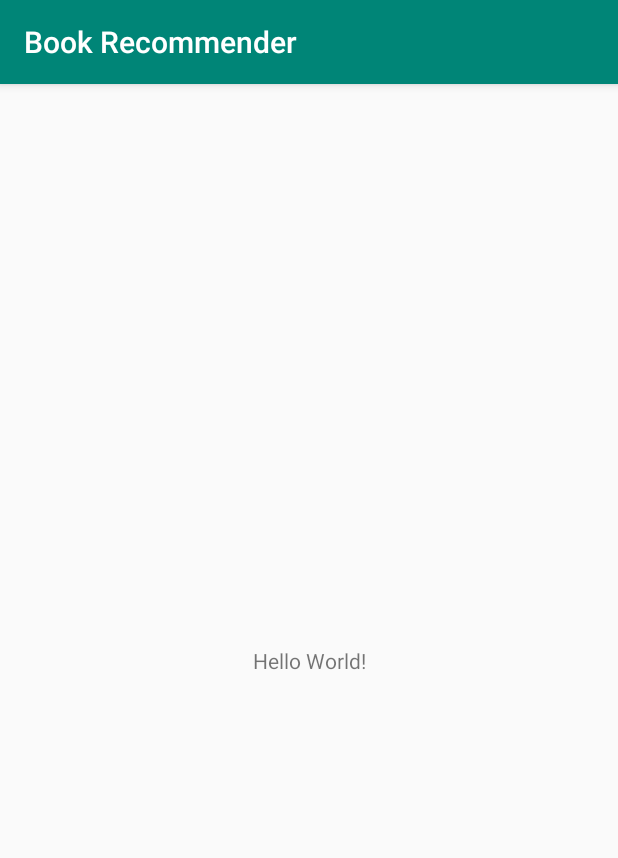
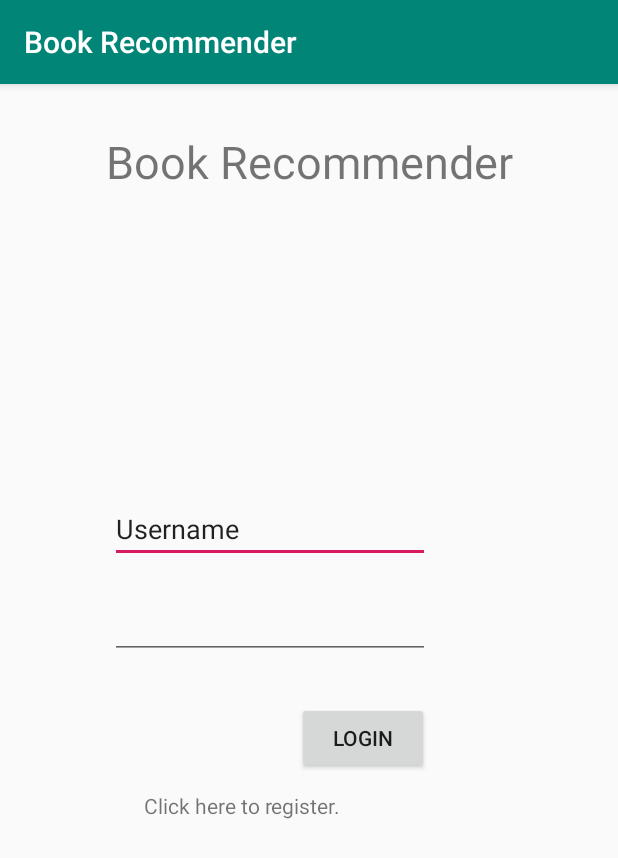
Before and after one commit to capstone-project-cs-info-4488/MachineLearningBookSuggester, an Android app: the screen it shows after launch (MainActivity), on a phone screen of 412 x 824 dp. Shown: the top 858 px of the screen. Run offline under Robolectric (Android 15) with nearby library versions, the phone set to English and light mode, and no system bars.

Commit message:
Initial UI config

```diff
--- a/java/android/build.gradle
+++ b/java/android/build.gradle
@@ -43,4 +43,5 @@ dependencies {
     testImplementation 'junit:junit:4.13'
     androidTestImplementation 'androidx.test.ext:junit:1.1.1'
     androidTestImplementation 'androidx.test.espresso:espresso-core:3.2.0'
+    implementation 'androidx.cardview:cardview:1.0.0'
 }
--- a/java/android/src/main/java/edu/isu/capstone/bookrec/android/MainActivity.java
+++ b/java/android/src/main/java/edu/isu/capstone/bookrec/android/MainActivity.java
@@ -1,13 +1,28 @@
 package edu.isu.capstone.bookrec.android;
 
 import android.os.Bundle;
+import android.text.Html;
+import android.text.method.LinkMovementMethod;
+import android.app.Activity;
+import android.text.Spanned;
+import android.widget.TextView;
+
 import androidx.appcompat.app.AppCompatActivity;
 
 public class MainActivity extends AppCompatActivity {
 
+
+    TextView Hyperlink;
+    Spanned Text;
     @Override
     protected void onCreate(Bundle savedInstanceState) {
         super.onCreate(savedInstanceState);
         setContentView(R.layout.activity_main);
+
+        Hyperlink = (TextView)findViewById(R.id.txtRegister);
+        Text = Html.fromHtml("<a href='https://goodreads.com/register'>Click here to register.");
+
+        Hyperlink.setMovementMethod(LinkMovementMethod.getInstance());
+        Hyperlink.setText(Text);
     }
 }
--- a/java/android/src/main/res/layout/activity_main.xml
+++ b/java/android/src/main/res/layout/activity_main.xml
@@ -7,12 +7,83 @@
     tools:context=".MainActivity">
 
     <TextView
+        android:id="@+id/textView4"
         android:layout_width="wrap_content"
         android:layout_height="wrap_content"
-        android:text="Hello World!"
+        android:text="Book Recommender"
+        android:textSize="30sp"
         app:layout_constraintBottom_toBottomOf="parent"
         app:layout_constraintLeft_toLeftOf="parent"
         app:layout_constraintRight_toRightOf="parent"
-        app:layout_constraintTop_toTopOf="parent" />
+        app:layout_constraintTop_toTopOf="parent"
+        app:layout_constraintVertical_bias="0.043" />
+
+    <EditText
+        android:id="@+id/txtUsername"
+        android:layout_width="wrap_content"
+        android:layout_height="wrap_content"
+        android:layout_marginStart="73dp"
+        android:layout_marginLeft="73dp"
+        android:layout_marginTop="200dp"
+        android:layout_marginEnd="125dp"
+        android:layout_marginRight="125dp"
+        android:layout_marginBottom="8dp"
+        android:ems="10"
+        android:inputType="textPersonName"
+        android:text="Username"
+        app:layout_constraintBottom_toTopOf="@+id/txtPassword"
+        app:layout_constraintEnd_toEndOf="parent"
+        app:layout_constraintStart_toStartOf="parent"
+        app:layout_constraintTop_toBottomOf="@+id/textView4" />
+
+    <EditText
+        android:id="@+id/txtPassword"
+        android:layout_width="wrap_content"
+        android:layout_height="wrap_content"
+        android:layout_marginStart="73dp"
+        android:layout_marginLeft="73dp"
+        android:layout_marginTop="8dp"
+        android:layout_marginEnd="125dp"
+        android:layout_marginRight="125dp"
+        android:layout_marginBottom="15dp"
+        android:ems="10"
+        android:inputType="textPassword"
+        app:layout_constraintBottom_toTopOf="@+id/btnLogin"
+        app:layout_constraintEnd_toEndOf="parent"
+        app:layout_constraintStart_toStartOf="parent"
+        app:layout_constraintTop_toBottomOf="@+id/txtUsername" />
+
+    <Button
+        android:id="@+id/btnLogin"
+        android:layout_width="wrap_content"
+        android:layout_height="wrap_content"
+        android:layout_marginStart="197dp"
+        android:layout_marginLeft="197dp"
+        android:layout_marginTop="11dp"
+        android:layout_marginEnd="126dp"
+        android:layout_marginRight="126dp"
+        android:layout_marginBottom="3dp"
+        android:text="Login"
+        app:layout_constraintBottom_toTopOf="@+id/txtRegister"
+        app:layout_constraintEnd_toEndOf="parent"
+        app:layout_constraintStart_toStartOf="parent"
+        app:layout_constraintTop_toBottomOf="@+id/txtPassword" />
+
+    <TextView
+        android:id="@+id/txtRegister"
+        android:layout_width="wrap_content"
+        android:layout_height="wrap_content"
+        android:layout_marginStart="77dp"
+        android:layout_marginLeft="77dp"
+        android:layout_marginTop="5dp"
+        android:layout_marginEnd="166dp"
+        android:layout_marginRight="166dp"
+        android:layout_marginBottom="275dp"
+        android:autoLink="web"
+        android:text="No account? Register here"
+        app:layout_constraintBottom_toBottomOf="parent"
+        app:layout_constraintEnd_toEndOf="parent"
+        app:layout_constraintStart_toStartOf="parent"
+        app:layout_constraintTop_toBottomOf="@+id/btnLogin" />
 
 </androidx.constraintlayout.widget.ConstraintLayout>
```
